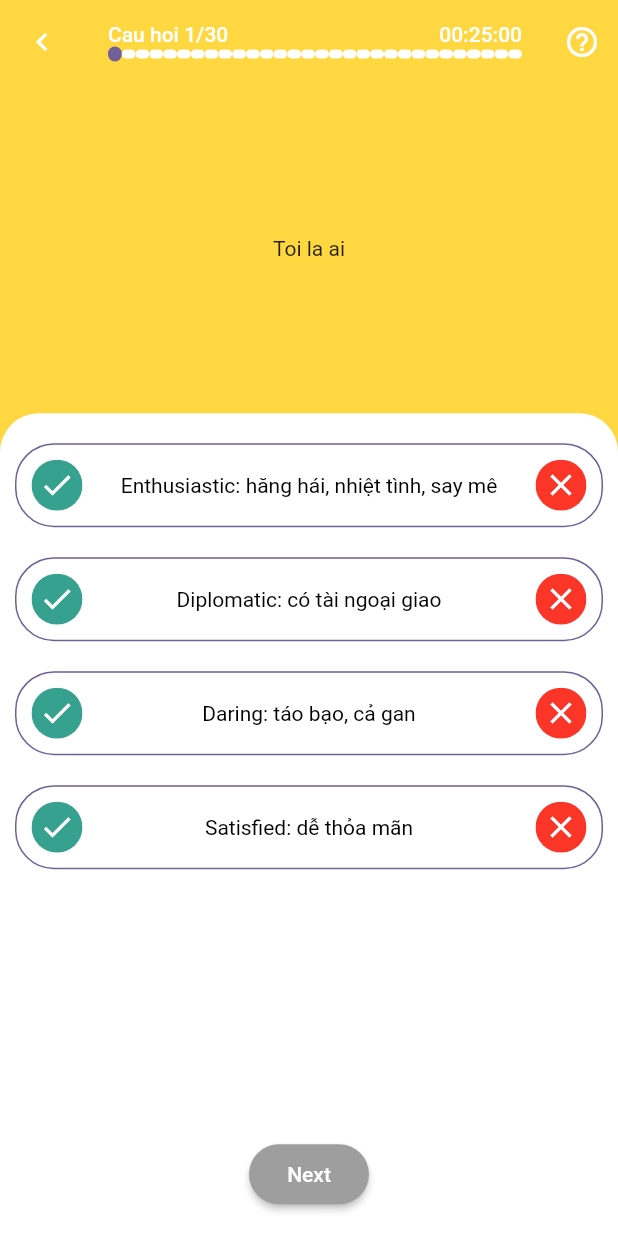
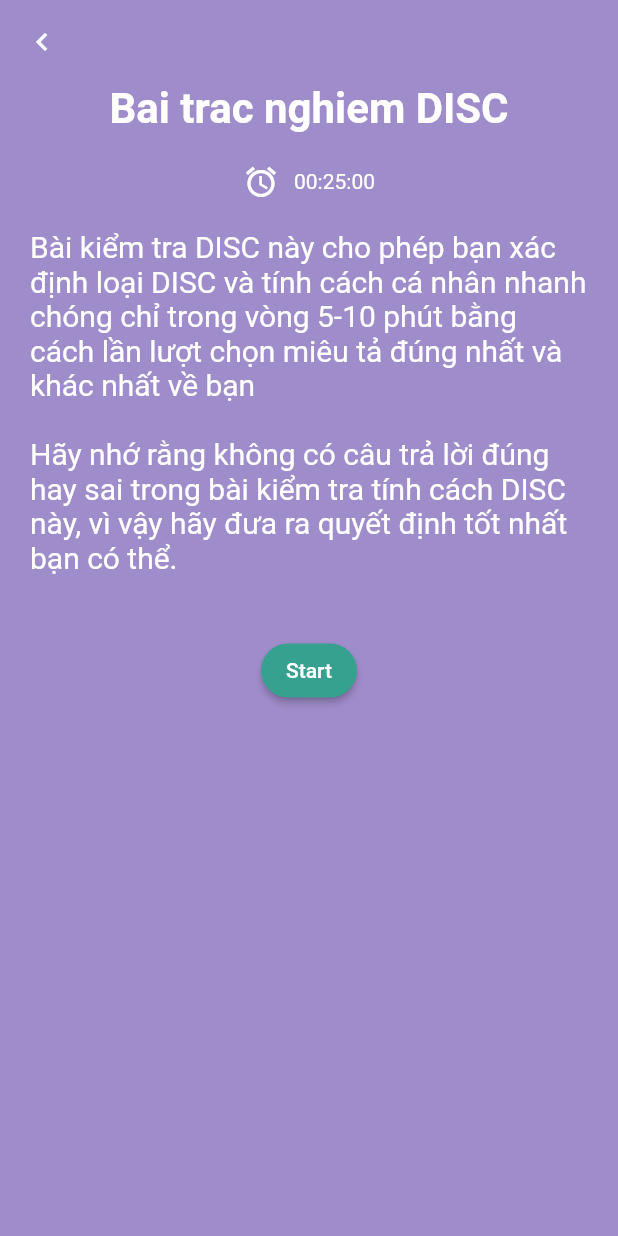
Before and after one commit to diepvicuong/DISC_TEST, a Flutter app: the screen it shows after launch, on a phone screen of 412 x 824 dp. Run offline on Flutter 3.47's test engine with Material 2 defaults, Android fonts, the phone set to English and light mode, and no system bars; our stand-ins replace dio, get; missing offline and left inert: dio_http_cache; statements that could not run were skipped.

Commit message:
Add start_page, add http logic

```diff
--- a/lib/app/controllers/question/question_controller.dart
+++ b/lib/app/controllers/question/question_controller.dart
@@ -1,14 +1,33 @@
+import 'package:disc_test/app/data/models/data_model.dart';
+import 'package:disc_test/app/data/models/message_model.dart';
+import 'package:disc_test/app/data/repository/question_repository.dart';
 import 'package:disc_test/app/res/config.dart';
 import 'package:flutter/material.dart';
 import 'package:get/get.dart';
 
 class QuestionController extends GetxController {
+  final QuestionRepository questionRepository;
+  QuestionController({required this.questionRepository});
+
   final _pageController = PageController(initialPage: 0);
+
   PageController get pageController => this._pageController;
 
   final _currentPageView = 0.obs;
   int get currentPageView => this._currentPageView.value;
   set currentPageView(value) => this._currentPageView.value = value;
+
+  final _listQuestion = <QuestionData>[].obs;
+  List<QuestionData> get listQuestion => this._listQuestion.value;
+  set listQuestion(value) => this._listQuestion.value = value;
+
+  getAllQuestion() {
+    questionRepository.getAll().then((data) {
+      if (data is MessageModel) {
+        listQuestion = data.data;
+      }
+    });
+  }
 
   nextPage() {
     pageController.nextPage(
--- /dev/null
+++ b/lib/app/data/models/message_model.dart
@@ -0,0 +1,18 @@
+import 'dart:convert';
+
+import 'package:disc_test/app/data/models/data_model.dart';
+
+class MessageModel {
+  final String result;
+  final List<QuestionData> data;
+
+  MessageModel({required this.result, required this.data});
+
+  factory MessageModel.fromJson(Map<String, dynamic> json) {
+    return MessageModel(
+      result: json['result'],
+      data: List<QuestionData>.from(
+          json['data']?.map((x) => QuestionData.fromJson(x))),
+    );
+  }
+}
--- /dev/null
+++ b/lib/app/data/repository/question_repository.dart
@@ -0,0 +1,11 @@
+import 'package:disc_test/app/data/providers/api.dart';
+
+class QuestionRepository {
+  final MyApiClient apiClient;
+
+  QuestionRepository({required this.apiClient}) : assert(apiClient != null);
+
+  getAll() {
+    return apiClient.fetchAll();
+  }
+}
--- a/lib/app/res/colors.dart
+++ b/lib/app/res/colors.dart
@@ -2,6 +2,8 @@ import 'package:flutter/material.dart';
 
 class AppColor {
   static final Color kprimaryColor = Color(0xff705f99);
+  static final Color kprimaryColorLight = Color(0xff9f8cca);
+
   static final Color kSecondaryColor = Colors.white;
 
   static final Color disableButtonColor = Colors.grey;
--- a/lib/app/res/config.dart
+++ b/lib/app/res/config.dart
@@ -1,5 +1,6 @@
 class AppConfig {
-  static final String baseUrl = 'https://xxx';
+  static final String baseUrl =
+      'https://dpotech.vn/api/method/getTest?testcode=000012';
 
   static final pageChangeMilisecond = 200;
 }
--- a/lib/app/res/styles.dart
+++ b/lib/app/res/styles.dart
@@ -1,8 +1,15 @@
 import 'package:flutter/material.dart';
 
 class AppStyle {
-  static const double commonBorderRadius = 26;
+  static const double commonBorderRadius = 20;
 
-  static final indicatorTextStyle =
-      TextStyle(fontSize: 14.0, color: Colors.white);
+  static final appTextStyle = TextStyle(color: Colors.white);
+  static final indicatorTextStyle = appTextStyle.copyWith(fontSize: 14.0);
+  static final titleNormalTextStyle = appTextStyle.copyWith(fontSize: 28.0);
+
+  static final titleBoldTextStyle =
+      titleNormalTextStyle.copyWith(fontWeight: FontWeight.w700);
+
+  static final contentNormalTextStyle =
+      appTextStyle.copyWith(fontSize: 20.0, fontWeight: FontWeight.normal);
 }
--- /dev/null
+++ b/lib/app/ui/login/page/start_page.dart
@@ -0,0 +1,95 @@
+import 'package:disc_test/app/controllers/question/question_controller.dart';
+import 'package:disc_test/app/res/colors.dart';
+import 'package:disc_test/app/res/sizes.dart';
+import 'package:disc_test/app/res/styles.dart';
+import 'package:disc_test/app/ui/question/page/question_page.dart';
+import 'package:flutter/material.dart';
+import 'package:get/get.dart';
+
+class StartPage extends StatefulWidget {
+  @override
+  _StartPageState createState() => _StartPageState();
+}
+
+class _StartPageState extends State<StartPage> {
+  @override
+  void initState() {
+    super.initState();
+    Get.find<QuestionController>().getAllQuestion();
+  }
+
+  @override
+  Widget build(BuildContext context) {
+    return Scaffold(
+      backgroundColor: AppColor.kprimaryColorLight,
+      body: Column(
+        children: [
+          AppBar(
+            backgroundColor: Colors.transparent,
+            elevation: 0,
+            leading: IconButton(
+              icon: Icon(Icons.chevron_left),
+              onPressed: () {},
+            ),
+          ),
+          Padding(
+            padding:
+                const EdgeInsets.symmetric(horizontal: AppSize.sizeBoxWidthL),
+            child: Column(
+              children: [
+                Text(
+                  'Bai trac nghiem DISC',
+                  style: AppStyle.titleBoldTextStyle,
+                  textAlign: TextAlign.center,
+                ),
+                SizedBox(height: 20),
+                Row(
+                  mainAxisAlignment: MainAxisAlignment.center,
+                  children: [
+                    Icon(
+                      Icons.alarm,
+                      color: AppColor.kSecondaryColor,
+                    ),
+                    SizedBox(width: AppSize.sizeBoxWidthM),
+                    Text(
+                      '00:25:00',
+                      style: AppStyle.appTextStyle,
+                    )
+                  ],
+                ),
+                SizedBox(height: 20),
+                Text(
+                  'Bài kiểm tra DISC này cho phép bạn xác định loại DISC và tính cách cá nhân nhanh chóng chỉ trong vòng 5-10 phút bằng cách lần lượt chọn miêu tả đúng nhất và khác nhất về bạn '
+                  '\n\nHãy nhớ rằng không có câu trả lời đúng hay sai trong bài kiểm tra tính cách DISC này, vì vậy hãy đưa ra quyết định tốt nhất bạn có thể.',
+                  style: AppStyle.contentNormalTextStyle,
+                ),
+                SizedBox(height: 40),
+                ElevatedButton(
+                  child: Text(
+                    'Start',
+                    style: AppStyle.appTextStyle,
+                  ),
+                  style: ElevatedButton.styleFrom(
+                    primary: AppColor.mostBtnColor,
+                    shape: StadiumBorder(),
+                    // minimumSize: Size(80, 40)
+                  ),
+                  onPressed: () {
+                    Get.defaultDialog(
+                        title: "Notification",
+                        content: Text("Are you ready to do the test"),
+                        onConfirm: () {
+                          Get.to(QuestionPage());
+                        },
+                        onCancel: () {},
+                        barrierDismissible: false);
+                  },
+                ),
+              ],
+            ),
+          )
+        ],
+      ),
+    );
+  }
+}
--- a/lib/app/ui/question/page/question_page.dart
+++ b/lib/app/ui/question/page/question_page.dart
@@ -35,11 +35,11 @@ class QuestionPage extends StatelessWidget {
             child: PageView.builder(
               controller: _questionController.pageController,
               physics: NeverScrollableScrollPhysics(),
-              itemCount: arrayData.length,
+              itemCount: _questionController.listQuestion.length,
               itemBuilder: (context, index) {
                 return AnswerViewPage(
-                  questionData: arrayData[index],
-                  page: index / (arrayData.length - 1),
+                  questionData: _questionController.listQuestion[index],
+                  page: index / (_questionController.listQuestion.length - 1),
                 );
               },
               onPageChanged: (value) {
@@ -54,7 +54,7 @@ class QuestionPage extends StatelessWidget {
   }
 }
 
-class CustomPageIndicator extends StatelessWidget {
+class CustomPageIndicator extends GetView<QuestionController> {
   const CustomPageIndicator({
     Key? key,
   }) : super(key: key);
@@ -68,7 +68,8 @@ class CustomPageIndicator extends StatelessWidget {
           Row(
             mainAxisAlignment: MainAxisAlignment.spaceBetween,
             children: [
-              Text("Cau hoi ${controller.currentPageView + 1}/30",
+              Text(
+                  "Cau hoi ${controller.currentPageView + 1}/${controller.listQuestion.length}",
                   style: AppStyle.indicatorTextStyle),
               Text('00:25:00', style: AppStyle.indicatorTextStyle),
             ],
@@ -77,7 +78,7 @@ class CustomPageIndicator extends StatelessWidget {
             mainAxisSize: MainAxisSize.min,
             mainAxisAlignment: MainAxisAlignment.center,
             children: <Widget>[
-              for (int i = 0; i < 30; i++)
+              for (int i = 0; i < controller.listQuestion.length; i++)
                 if (i == controller.currentPageView) ...[circleBar(true)] else
                   circleBar(false),
             ],
--- a/lib/main.dart
+++ b/lib/main.dart
@@ -1,5 +1,5 @@
 import 'package:disc_test/app/bindings/question_binding.dart';
-import 'package:disc_test/app/ui/question/page/question_page.dart';
+import 'package:disc_test/app/ui/login/page/start_page.dart';
 import 'package:flutter/material.dart';
 import 'package:get/get.dart';
 
@@ -18,7 +18,7 @@ class MyApp extends StatelessWidget {
         backgroundColor: Colors.amber,
         primarySwatch: Colors.blue,
       ),
-      home: QuestionPage(),
+      home: StartPage(),
       initialBinding: QuestionBinding(),
       initialRoute: Routes.INITIAL,
       // getPages: AppPages.pages,
```
Also changed, not shown: lib/app/bindings/question_binding.dart (+6 -1 lines), lib/app/data/providers/api.dart (+19 -1 lines), lib/app/ui/question/page/answer_pageview.dart (+7 -0 lines).
